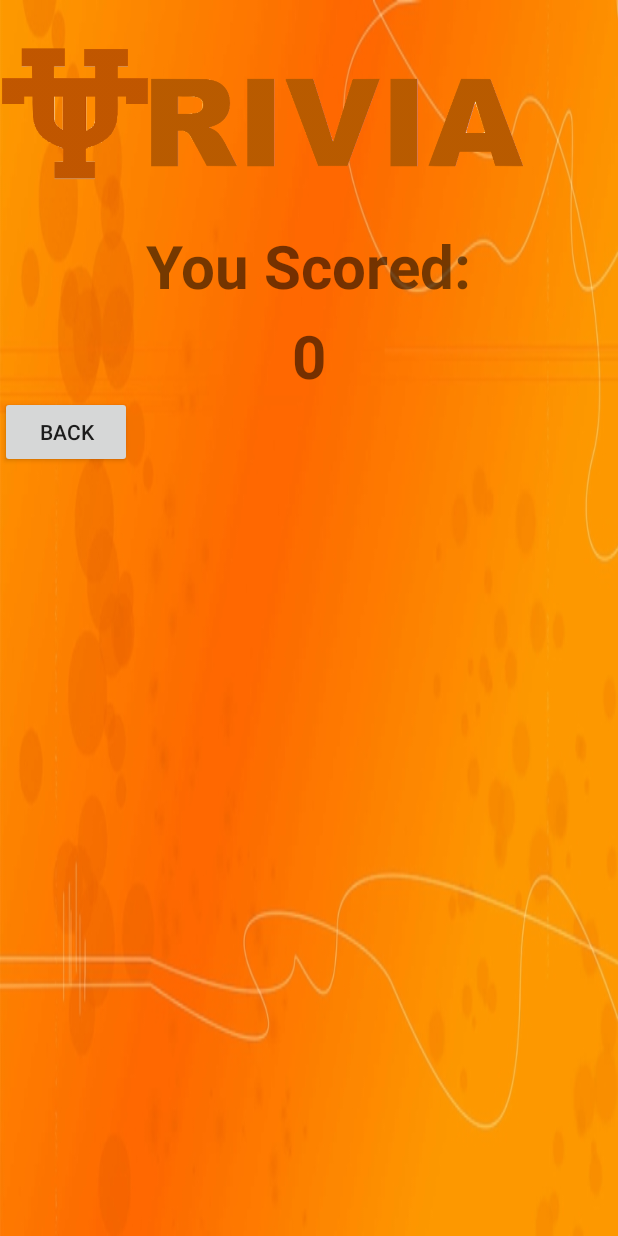
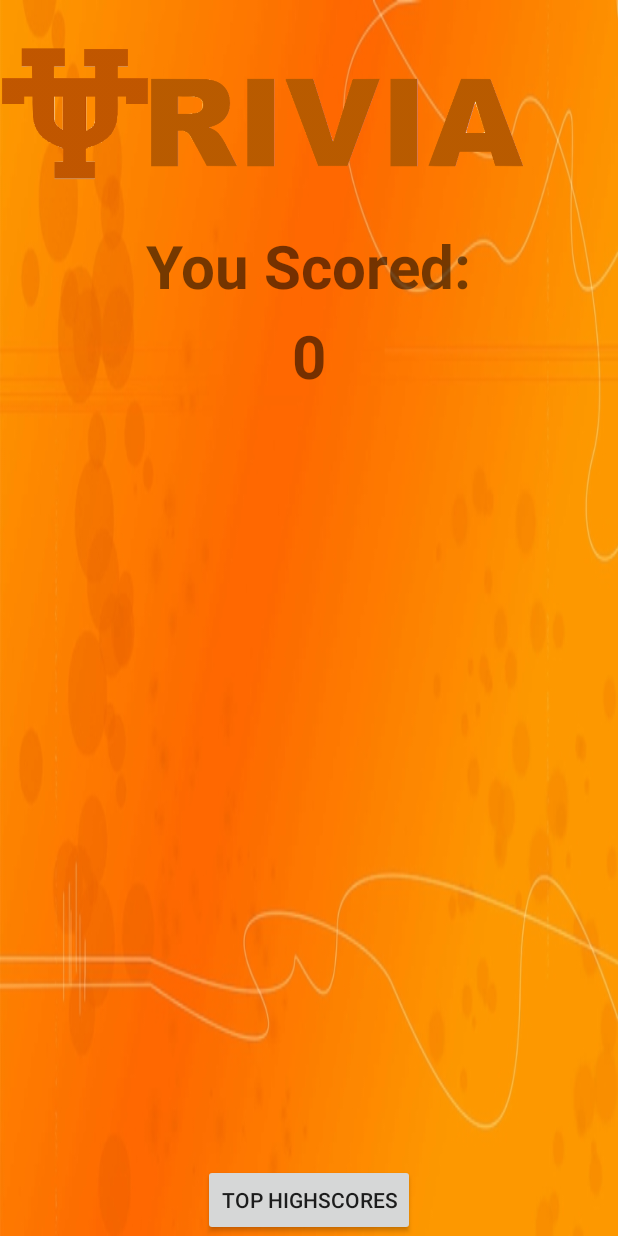
Before and after one commit to NineBits/UTrivia, an Android app: the Highscore screen opened directly, with no data from a screen before it, on a phone screen of 412 x 824 dp. Run offline under Robolectric (Android 15) with nearby library versions, the phone set to English and light mode, and no system bars; network calls fail; 4 statements that could not run were skipped.

Commit message:
Input new Highscore w/ name

```diff
--- a/app/src/main/java/cs371m/utrivia/Highscore.java
+++ b/app/src/main/java/cs371m/utrivia/Highscore.java
@@ -1,14 +1,21 @@
 package cs371m.utrivia;
 
 import android.app.Activity;
+import android.content.Context;
 import android.content.Intent;
 import android.content.SharedPreferences;
 import android.database.SQLException;
 import android.os.Bundle;
+import android.util.Log;
+import android.view.KeyEvent;
 import android.view.View;
+import android.view.inputmethod.EditorInfo;
+import android.widget.EditText;
 import android.widget.TextView;
+import android.widget.Toast;
 
 import java.io.IOException;
+import java.util.ArrayList;
 
 import cs371m.utrivia.Questionnaire;
 
@@ -16,15 +23,21 @@ import cs371m.utrivia.Questionnaire;
  * Created by julioMendez on 7/19/16.
  */
 public class Highscore extends Activity {
+    boolean newHighscoreFlag = false;
+    DatabaseHelper myDbHelper;
+    HighscoreList newHighscore;
     @Override
     public void onCreate(Bundle savedInstanceState) {
+        newHighscoreFlag = false;
         super.onCreate(savedInstanceState);
-        setContentView(R.layout.highscore_layout);
 
         SharedPreferences totalscore = getSharedPreferences(Questionnaire.TOTALSCORE, MODE_PRIVATE);
         int restoredscore = totalscore.getInt("score", 0);
 
-        DatabaseHelper myDbHelper = new DatabaseHelper(this);
+        newHighscore = new HighscoreList();
+        newHighscore.setScore(restoredscore);
+
+        myDbHelper = new DatabaseHelper(this);
 
         try {
             myDbHelper.createDataBase();
@@ -38,12 +51,57 @@ public class Highscore extends Activity {
             throw sqle;
         }
 
+        ArrayList<HighscoreList> highscore_list = myDbHelper.getAllHighscores();
+        setNewHighscore(myDbHelper, highscore_list, newHighscore);
+
+
         TextView score = (TextView) findViewById(R.id.userscore);
         score.setText(Integer.toString(restoredscore));
+
     }
 
     public void toHome(View view) {
-        Intent intent = new Intent(this, HomePage.class);
+        if(newHighscoreFlag) {
+            final EditText editTextName = (EditText) findViewById(R.id.userName);
+            newHighscore.setName(editTextName.getText().toString());
+            myDbHelper.deleteHS(newHighscore.getScore());
+            myDbHelper.addHS(newHighscore);
+        }
+        Intent intent = new Intent(this, TopHighscores.class);
         startActivity(intent);
     }
+
+    private void setNewHighscore(DatabaseHelper myDbHelper, ArrayList<HighscoreList> highscore_list, HighscoreList newHighscore) {
+
+        Log.d("highscores", "Iterating through highscores with: " + newHighscore.getScore());
+        for(int i=0; i < 5; i++) {
+            Log.d("Rank", highscore_list.get(i).getRank() + " Score: " + highscore_list.get(i).getScore());
+            if(newHighscore.getScore() > highscore_list.get(i).getScore()) {
+                newHighscoreFlag = true;
+                // Delete Last Place Rank
+                myDbHelper.updateHS(highscore_list.get(4), newHighscore.getScore());
+
+                if(i < 4){
+                    for(int j = 3; j >= i; j--) {
+                        myDbHelper.updateHS(highscore_list.get(j), (j+2));
+                    }
+                    newHighscore.setRank(i+1);
+                    break;
+                }
+                else {
+                    newHighscore.setRank(5);
+                    break;
+                }
+            }
+        }
+
+        if(newHighscoreFlag) {
+            Log.d("Highscore Layout", "New Highscore Layout");
+            setContentView(R.layout.new_highscore_layout);
+        }
+        else {
+            Log.d("Highscore Layout", "Regular Highscore Layout");
+            setContentView(R.layout.highscore_layout);
+        }
+    }
 }
--- a/app/src/main/java/cs371m/utrivia/HighscoreList.java
+++ b/app/src/main/java/cs371m/utrivia/HighscoreList.java
@@ -9,7 +9,7 @@ public class HighscoreList {
     private String name;
     private int score;
 
-    public HighscoreList(int rank, String name, int score, ArrayList<String> choice_list) {
+    public HighscoreList(int rank, String name, int score) {
         this.rank = rank;
         this.name = name;
         this.score = score;
--- a/app/src/main/res/layout/highscore_layout.xml
+++ b/app/src/main/res/layout/highscore_layout.xml
@@ -1,5 +1,5 @@
 <?xml version="1.0" encoding="utf-8"?>
-<LinearLayout xmlns:android="http://schemas.android.com/apk/res/android"
+<RelativeLayout xmlns:android="http://schemas.android.com/apk/res/android"
     android:orientation="vertical" android:layout_width="match_parent"
     android:layout_height="match_parent"
     android:background="@drawable/bckrndorange">
@@ -12,25 +12,32 @@
 
     <TextView
         android:id="@+id/highscores"
+        android:layout_below="@id/logo_pic"
         android:layout_width="wrap_content"
         android:layout_height="60dp"
         android:text="@string/new_score"
         android:textSize="40sp"
         android:textStyle="bold"
-        android:layout_gravity="center_horizontal" />
+        android:layout_gravity="center_horizontal"
+        android:layout_centerHorizontal="true"/>
 
     <TextView
+        android:layout_below="@id/highscores"
         android:id="@+id/userscore"
         android:layout_width="wrap_content"
         android:layout_height="wrap_content"
         android:textSize="40sp"
         android:textStyle="bold"
-        android:layout_gravity="center_horizontal" />
+        android:layout_gravity="center_horizontal"
+        android:layout_centerHorizontal="true"/>
 
     <Button
         android:layout_width="wrap_content"
         android:layout_height="wrap_content"
-        android:text="@string/back"
-        android:onClick="toHome"/>
+        android:text="@string/top_scores"
+        android:onClick="toHome"
+        android:layout_alignBottom="@id/userscore"
+        android:layout_centerHorizontal="true"
+        android:layout_alignParentBottom="true"/>
 
-</LinearLayout>
+</RelativeLayout>
--- a/app/src/main/res/values/strings.xml
+++ b/app/src/main/res/values/strings.xml
@@ -8,4 +8,7 @@
     <string name="new_score">You Scored:</string>
     <string name="next">Next</string>
     <string name="logo">logo</string>
+    <string name="enterinput">Enter Name</string>
+    <string name="name">Name</string>
+    <string name="ToHome">To Home</string>
 </resources>
```
Also changed, not shown: app/src/main/java/cs371m/utrivia/DatabaseHelper.java (+27 -2 lines), app/src/main/res/layout/new_highscore_layout.xml (added, +76 -0 lines).
